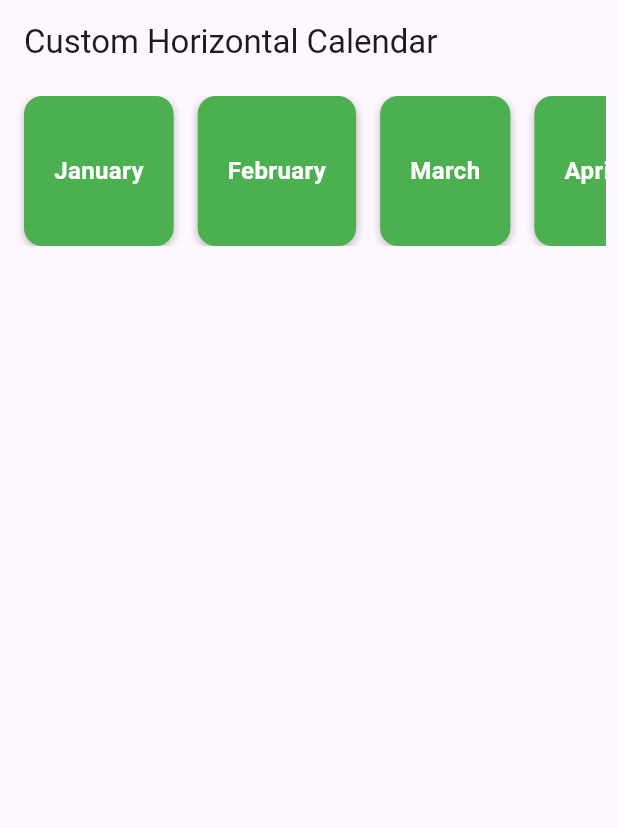
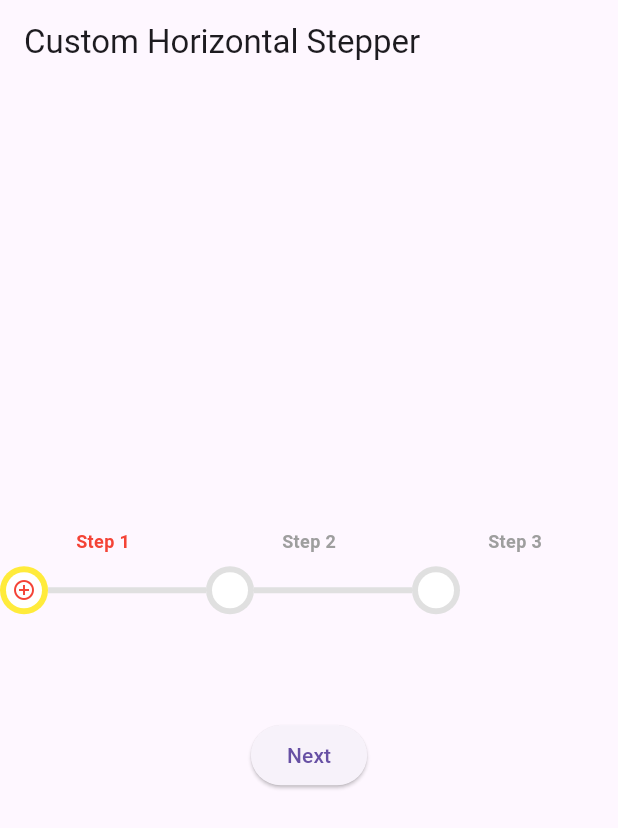
Before and after one commit to CBS-RishabhJain/Demo_poc_HrEye_Calender, a Flutter app: the screen it shows after launch, on a phone screen of 412 x 824 dp. Shown: the top 828 px of the screen. Run offline on Flutter 3.47's test engine with Material 3 defaults, Android fonts, the light colour scheme and no system bars; our stand-ins replace easy_date_timeline, fluttertoast, scrollable_positioned_list.

Commit message:
customStepper

```diff
--- a/lib/CustomHorizontalCalendarMonth.dart
+++ b/lib/CustomHorizontalCalendarMonth.dart
@@ -1,4 +1,5 @@
 import 'package:flutter/material.dart';
+import 'package:fluttertoast/fluttertoast.dart';
 
 class CustomHorizontalCalendarMonth extends StatefulWidget {
   @override
@@ -11,8 +12,8 @@ class _CustomHorizontalCalendarState extends State<CustomHorizontalCalendarMonth
   @override
   Widget build(BuildContext context) {
     List<String> months = [
-      "January", "February", "March", "April", "May", "June",
-      "July", "August", "September", "October", "November", "December"
+      "Jan", "Feb", "Mar", "April", "May", "June",
+      "July", "Aug", "Sep", "Oct", "Nov", "Dec"
     ];
 
     return Scaffold(
@@ -32,6 +33,15 @@ class _CustomHorizontalCalendarState extends State<CustomHorizontalCalendarMonth
                 onTap: () {
                   setState(() {
                     selectedIndex = index; // Update the selected month index
+                    Fluttertoast.showToast(
+                      msg: months[selectedIndex],
+                      toastLength: Toast.LENGTH_SHORT,
+                      gravity: ToastGravity.BOTTOM,
+                      backgroundColor: Colors.black,
+                      textColor: Colors.white,
+                      fontSize: 16.0,
+                    );
+                    print(months[selectedIndex]);
                   });
                 },
                 child: Container(
@@ -39,12 +49,12 @@ class _CustomHorizontalCalendarState extends State<CustomHorizontalCalendarMonth
                   padding: EdgeInsets.symmetric(vertical: 16, horizontal: 20),
                   decoration: BoxDecoration(
                     color: isSelected ? Colors.red : Colors.green, // Change color based on selection
-                    borderRadius: BorderRadius.circular(12),
+                    borderRadius: BorderRadius.circular(100),
                     boxShadow: [
                       BoxShadow(
                         color: Colors.black26,
                         blurRadius: 4,
-                        offset: Offset(0, 2),
+                        offset: Offset(10, 10),
                       ),
                     ],
                   ),
@@ -52,7 +62,7 @@ class _CustomHorizontalCalendarState extends State<CustomHorizontalCalendarMonth
                     child: Text(
                       months[index],
                       style: TextStyle(
-                        color: Colors.white,
+                        color: Colors.black87,
                         fontSize: 16,
                         fontWeight: FontWeight.bold,
                       ),
--- /dev/null
+++ b/lib/CustomStepperExample.dart
@@ -0,0 +1,210 @@
+import 'package:flutter/cupertino.dart';
+import 'package:flutter/material.dart';
+
+// class CustomStepperExample extends StatefulWidget {
+//   @override
+//   _CustomStepperExampleState createState() => _CustomStepperExampleState();
+// }
+//
+// class _CustomStepperExampleState extends State<CustomStepperExample> {
+//   int currentStep = 0;
+//
+//   @override
+//   Widget build(BuildContext context) {
+//     return Scaffold(
+//       appBar: AppBar(
+//         title: Text("Custom Horizontal Stepper"),
+//       ),
+//       body: Column(
+//         mainAxisAlignment: MainAxisAlignment.center,
+//         children: [
+//           // Custom Stepper
+//           Row(
+//             children: List.generate(3, (index) {
+//               return Expanded(
+//                 child: Row(
+//                   children: [
+//                     // Step Circle
+//                     CircleAvatar(
+//                       radius: 16,
+//                       backgroundColor:
+//                       index <= currentStep ? Colors.yellow : Colors.grey[300],
+//                       child: CircleAvatar(
+//                         radius: 12,
+//                         backgroundColor: Colors.white,
+//                         child: index <= currentStep
+//                             ? Icon(Icons.control_point, size: 16, color: Colors.red)
+//                             : Container(),
+//                       ),
+//                     ),
+//                     // Connecting Line
+//                     if (index < 2)
+//                       Expanded(
+//                         child: Container(
+//                           height: 4,
+//                           color: index < currentStep
+//                               ? Colors.red
+//                               : Colors.grey[300],
+//                         ),
+//                       ),
+//                   ],
+//                 ),
+//               );
+//             }),
+//           ),
+//           const SizedBox(height: 50),
+//           // Content
+//           Center(
+//             child: Text(
+//               "Step ${currentStep + 1}",
+//               style: TextStyle(fontSize: 24, fontWeight: FontWeight.bold),
+//             ),
+//           ),
+//           const SizedBox(height: 20),
+//           // Next and Previous Buttons
+//           Row(
+//             mainAxisAlignment: MainAxisAlignment.spaceAround,
+//             children: [
+//               if (currentStep > 0)
+//                 ElevatedButton(
+//                   onPressed: () {
+//                     setState(() {
+//                       currentStep--;
+//                     });
+//                   },
+//                   child: Text("Back"),
+//                 ),
+//               ElevatedButton(
+//                 onPressed: () {
+//                   if (currentStep < 2) {
+//                     setState(() {
+//                       currentStep++;
+//                     });
+//                   } else {
+//                     ScaffoldMessenger.of(context).showSnackBar(
+//                       SnackBar(content: Text("Steps Completed!")),
+//                     );
+//                   }
+//                 },
+//                 child: Text(currentStep == 2 ? "Finish" : "Next"),
+//               ),
+//             ],
+//           ),
+//         ],
+//       ),
+//     );
+//   }
+// }
+
+class CustomStepperExample extends StatefulWidget {
+  @override
+  _CustomStepperExampleState createState() => _CustomStepperExampleState();
+}
+
+class _CustomStepperExampleState extends State<CustomStepperExample> {
+  int currentStep = 0;
+
+  @override
+  Widget build(BuildContext context) {
+    return Scaffold(
+      appBar: AppBar(
+        title: Text("Custom Horizontal Stepper"),
+      ),
+      body: Column(
+        mainAxisAlignment: MainAxisAlignment.center,
+        children: [
+          // Custom Stepper
+          Row(
+            children: List.generate(3, (index) {
+              return Expanded(
+                child: Column(
+                  mainAxisSize: MainAxisSize.min,
+                  children: [
+                    // Step Label
+                    Text(
+                      "Step ${index + 1}",
+                      style: TextStyle(
+                        fontSize: 12,
+                        fontWeight: FontWeight.bold,
+                        color: index <= currentStep ? Colors.red : Colors.grey,
+                      ),
+                    ),
+                    const SizedBox(height: 8),
+                    // Step Circle with Connecting Line
+                    Row(
+                      children: [
+                        // Step Circle
+                        CircleAvatar(
+                          radius: 16,
+                          backgroundColor: index <= currentStep
+                              ? Colors.yellow
+                              : Colors.grey[300],
+                          child: CircleAvatar(
+                            radius: 12,
+                            backgroundColor: Colors.white,
+                            child: index <= currentStep
+                                ? Icon(Icons.control_point,
+                                size: 16, color: Colors.red)
+                                : Container(),
+                          ),
+                        ),
+                        // Connecting Line
+                        if (index < 2)
+                          Expanded(
+                            child: Container(
+                              height: 4,
+                              color: index < currentStep
+                                  ? Colors.red
+                                  : Colors.grey[300],
+                            ),
+                          ),
+                      ],
+                    ),
+                  ],
+                ),
+              );
+            }),
+          ),
+          const SizedBox(height: 50),
+          // // Content
+          // Center(
+          //   child: Text(
+          //     "Step ${currentStep + 1}",
+          //     style: TextStyle(fontSize: 24, fontWeight: FontWeight.bold),
+          //   ),
+          // ),
+          const SizedBox(height: 20),
+          // Next and Previous Buttons
+          Row(
+            mainAxisAlignment: MainAxisAlignment.spaceAround,
+            children: [
+              if (currentStep > 0)
+                ElevatedButton(
+                  onPressed: () {
+                    setState(() {
+                      currentStep--;
+                    });
+                  },
+                  child: Text("Back"),
+                ),
+              ElevatedButton(
+                onPressed: () {
+                  if (currentStep < 2) {
+                    setState(() {
+                      currentStep++;
+                    });
+                  } else {
+                    ScaffoldMessenger.of(context).showSnackBar(
+                      SnackBar(content: Text("Steps Completed!")),
+                    );
+                  }
+                },
+                child: Text(currentStep == 2 ? "Finish" : "Next"),
+              ),
+            ],
+          ),
+        ],
+      ),
+    );
+  }
+}
--- a/lib/main.dart
+++ b/lib/main.dart
@@ -1,7 +1,9 @@
+import 'package:demoprojectcalender/HorizontalStepper.dart';
 import 'package:flutter/material.dart';
 
 import 'CustomHorizontalCalendar.dart';
 import 'CustomHorizontalCalendarMonth.dart';
+import 'CustomStepperExample.dart';
 import 'DateTimelineDemo.dart';
 
 void main() {
@@ -16,7 +18,7 @@ class MyApp extends StatelessWidget {
   Widget build(BuildContext context) {
     return MaterialApp(
       debugShowCheckedModeBanner: false,
-      home: CustomHorizontalCalendarMonth(),
+      home: CustomStepperExample(),
     );
 
   }
--- a/pubspec.yaml
+++ b/pubspec.yaml
@@ -39,6 +39,7 @@ dependencies:
   easy_date_timeline: ^1.1.3
   syncfusion_flutter_calendar: ^20.4.0
   scrollable_positioned_list: ^0.3.5
+  fluttertoast: ^8.2.1
 
 dev_dependencies:
   flutter_test:
```
Also changed, not shown: lib/HorizontalStepper.dart (added, +90 -0 lines), pubspec.lock.
